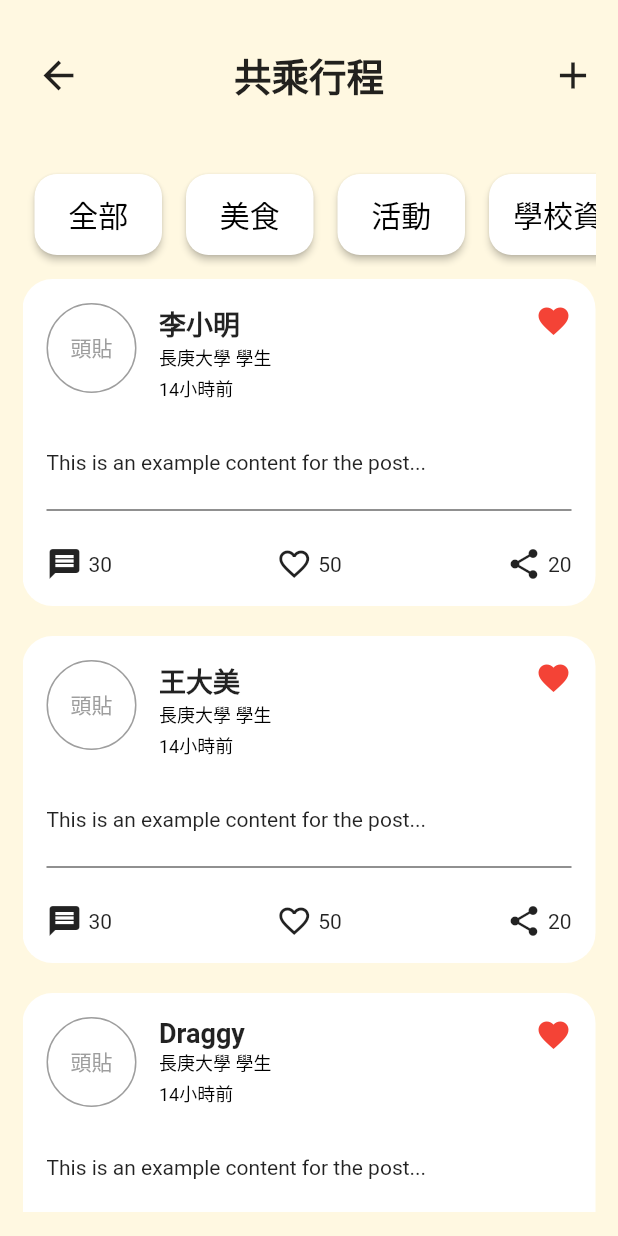
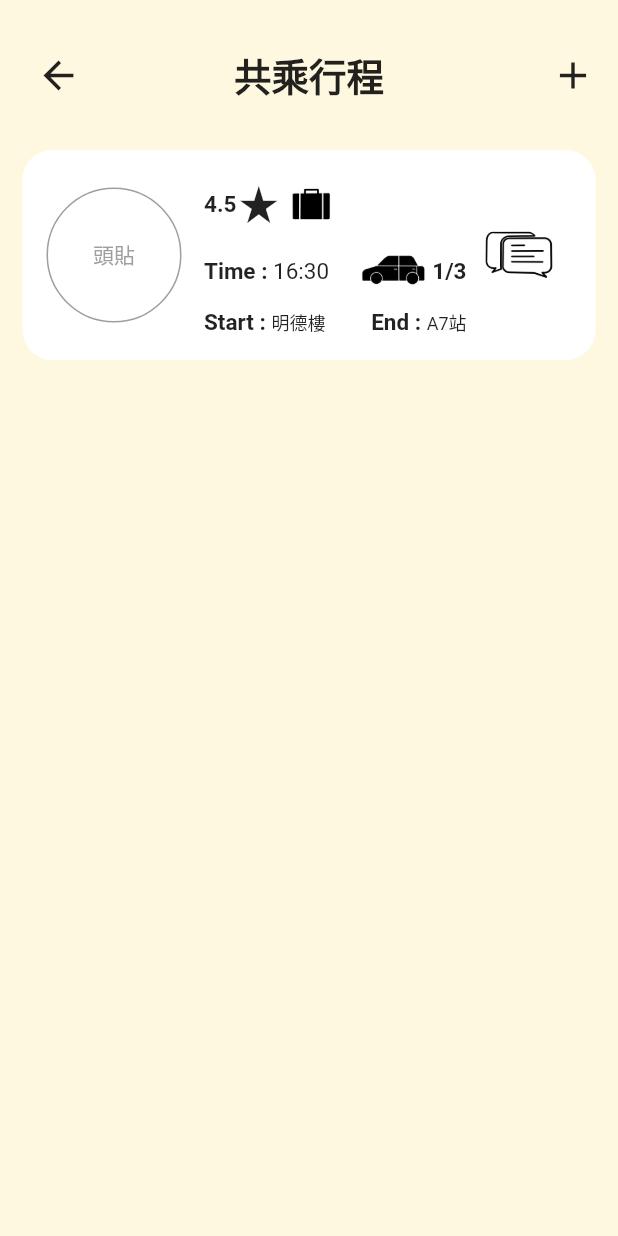
Before and after one commit to DraggyChen/pickup_flutter_app, a Flutter app: the CarpoolHome screen opened directly, on a phone screen of 412 x 824 dp. Run offline on Flutter 3.47's test engine with Material 2 defaults, Android fonts, the light colour scheme and no system bars; our stand-ins replace google_maps_flutter, image_picker, mask_text_input_formatter.

Commit message:
共乘行程：行程資訊未修改上下距離版本

```diff
--- a/lib/view/carpool/carpool_home.dart
+++ b/lib/view/carpool/carpool_home.dart
@@ -1,5 +1,6 @@
 import 'package:flutter/cupertino.dart';
 import 'package:flutter/material.dart';
+import 'package:pickup/view/carpool/carpool_posts.dart';
 import 'package:pickup/view/carpool/carpool_topbar.dart';
 import 'package:pickup/view/forum/forum_categories.dart';
 import 'package:pickup/view/forum/forum_posts.dart';
@@ -53,28 +54,9 @@ class _ForumHomeState extends State<CarpoolHome> {
                   child: SingleChildScrollView(
                     child: Column(
                       children: [
-                        /* 貼文類別篩選按鈕 */
-                        SizedBox(
-                          height: 8,
-                        ),
-                        ForumCategories(items: ["全部", "美食", "活動", "學校資訊"]),
-                        SizedBox(
-                          height: 8,
-                        ),
-                        /* 貼文 */
-                        ForumPosts(
-                          name: '李小明',
-                          content: "This is an example content for the post...",
-                        ),
-                        SizedBox(height: 20,),
-                        ForumPosts(
-                          name: '王大美',
-                          content: "This is an example content for the post...",
-                        ),
-                        SizedBox(height: 20,),
-                        ForumPosts(
-                          name: 'Draggy',
-                          content: "This is an example content for the post...",
+                        /* 各個駕駛發車資訊 */
+                        CarpoolPosts(
+                            name: "4.5", content: "content"
                         ),
                       ],
                     ),
--- /dev/null
+++ b/lib/view/carpool/carpool_posts.dart
@@ -0,0 +1,153 @@
+import 'package:flutter/material.dart';
+
+import '../../utils/CircleImagePicker.dart';
+
+class CarpoolPosts extends StatelessWidget {
+  final String name;
+  final String content;
+
+  CarpoolPosts({required this.name, required this.content});
+
+  @override
+  Widget build(BuildContext context) {
+    return Container(
+      decoration: BoxDecoration(
+        color: Colors.white, // 設置背景色為白色
+        borderRadius: BorderRadius.circular(20.0), // 設置圓角
+      ),
+      child: Column(
+        children: [
+          Padding(
+            padding: const EdgeInsets.all(16.0),
+            child: Row(
+              // crossAxisAlignment: CrossAxisAlignment.start, // 這裡設定了垂直對齊方式
+              children: [
+                Align(
+                  alignment: Alignment.centerLeft,
+                  child: CircleImagePicker(hint: "頭貼", diameter: 90),
+                ),
+                SizedBox(width: 15.0),
+
+                Expanded(
+                  child: Column(
+                    mainAxisAlignment: MainAxisAlignment.spaceAround, // 修改此處
+                    children: [
+                      /* 評分與公事包 */
+                      Row(
+                        children: [
+                          Text(name,
+                              style: TextStyle(
+                                  fontWeight: FontWeight.bold, fontSize: 15)),
+                          Icon(
+                            Icons.star_rate,
+                            size: 30,
+                          ),
+                          Image.asset(
+                            'assets/images/carpool/Briefcase.png',
+                            width: 40,
+                            height: 40,
+                            fit: BoxFit.cover,
+                          ),
+                        ],
+                      ),
+
+                      /* 發車時間、目前乘客 */
+                      Row(
+                        children: [
+                          Align(
+                            alignment: Alignment.centerLeft,
+                            child: Text('Time : ',
+                                style: TextStyle(
+                                    fontWeight: FontWeight.bold, fontSize: 15)),
+                          ),
+                          Align(
+                            alignment: Alignment.centerLeft,
+                            child: Text('16:30',
+                                style: TextStyle(
+                                    fontWeight: FontWeight.normal,
+                                    fontSize: 15)),
+                          ),
+                          Spacer(),
+                          Align(
+                            alignment: Alignment.centerRight,
+                            child: Image.asset(
+                              'assets/images/carpool/Car.png',
+                              width: 50,
+                              height: 50,
+                              fit: BoxFit.cover,
+                            ),
+                          ),
+                          Align(
+                            alignment: Alignment.centerRight,
+                            child: Text('1/3',
+                                style: TextStyle(
+                                    fontWeight: FontWeight.bold, fontSize: 15)),
+                          ),
+                        ],
+                      ),
+                      /* Start, End站 */
+                      Row(
+                        children: [
+                          Align(
+                            alignment: Alignment.centerLeft,
+                            child: Text('Start : ',
+                                style: TextStyle(
+                                    fontWeight: FontWeight.bold, fontSize: 15)),
+                          ),
+                          Align(
+                            alignment: Alignment.centerLeft,
+                            child: Text('明德樓',
+                                style: TextStyle(
+                                    fontWeight: FontWeight.normal,
+                                    fontSize: 12)),
+                          ),
+                          Spacer(),
+                          Align(
+                            alignment: Alignment.centerRight,
+                            child: Text('End : ',
+                                style: TextStyle(
+                                    fontWeight: FontWeight.bold, fontSize: 15)),
+                          ),
+                          Align(
+                            alignment: Alignment.centerRight,
+                            child: Text('A7站',
+                                style: TextStyle(
+                                    fontWeight: FontWeight.normal,
+                                    fontSize: 12)),
+                          ),
+                        ],
+                      )
+                    ],
+                  ),
+                ),
+                /* 右邊私訊按鈕 */
+                Align(
+                  alignment: Alignment.centerRight,
+                  child: ElevatedButton(
+                    style: ElevatedButton.styleFrom(
+                      backgroundColor: Colors.transparent, // 設置為透明背景
+                      elevation: 0, // 移除按鈕的陰影
+                      shape: RoundedRectangleBorder(
+                          borderRadius: BorderRadius.circular(10)),
+                      padding: EdgeInsets.zero, // 移除內部邊距以進一步縮小按鈕大小
+                    ),
+                    onPressed: () {},
+                    child: Align(
+                      alignment: Alignment.center,
+                      child: Image.asset(
+                        'assets/images/carpool/Message.png',
+                        width: 70,
+                        height: 70,
+                        fit: BoxFit.cover,
+                      ),
+                    ),
+                  ),
+                ),
+              ],
+            ),
+          ),
+        ],
+      ),
+    );
+  }
+}
--- a/pubspec.yaml
+++ b/pubspec.yaml
@@ -62,6 +62,7 @@ flutter:
     - assets/images/trafficinfo/
     - assets/images/home/
     - assets/images/settings/
+    - assets/images/carpool/
 
   # The following line ensures that the Material Icons font is
   # included with your application, so that you can use the icons in
```
Also changed, not shown: lib/view/home/home_page.dart (+1 -6 lines), assets/images/carpool/Briefcase.png (added), assets/images/carpool/Car.png (added), assets/images/carpool/Message.png (added).
